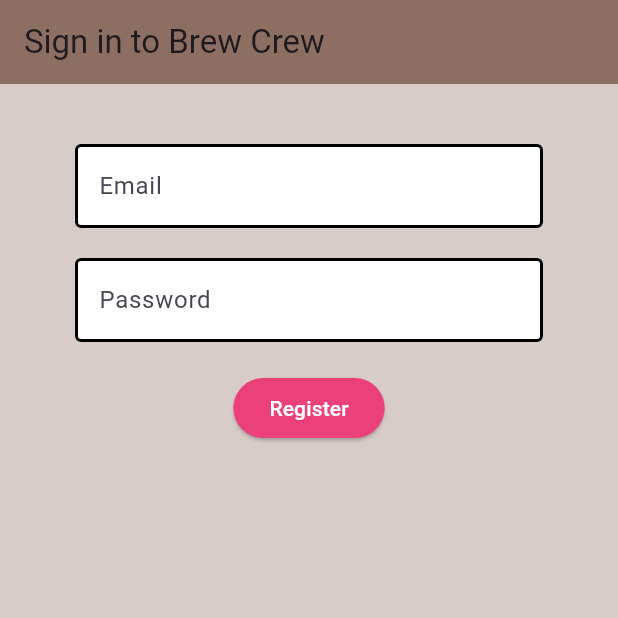
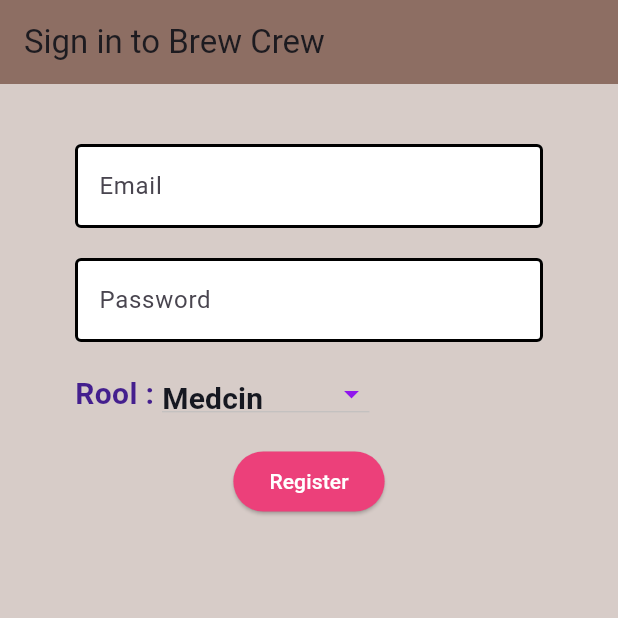
Before and after one commit to AhmedAyoub15/firebase, a Flutter app: the screen it shows after launch, on a phone screen of 412 x 824 dp, the top half of it. Run offline on Flutter 3.47's test engine with Material 3 defaults, Android fonts, the phone set to English and light mode, and no system bars; our stand-ins replace cloud_firestore, firebase_auth, firebase_core, flutter_spinkit; accounts and stored records are empty.

Commit message:
i added the drop down button for the rool field

```diff
--- a/lib/screens/authenticate/register.dart
+++ b/lib/screens/authenticate/register.dart
@@ -18,6 +18,10 @@ class _RegisterState extends State<Register> {
   String email = '';
   String password = '';
   bool loading = false;
+// for the rool dropbutthon
+  List<String> Rools = <String>['Admin', 'Medcin', 'ParaMedical', 'Patient'];
+  String _currentItemSelected = "Medcin";
+  String rool = '';
 
   @override
   Widget build(BuildContext context) {
@@ -70,6 +74,44 @@ class _RegisterState extends State<Register> {
                       },
                     ),
                     SizedBox(height: 20.0),
+                    Row(children: <Widget>[
+                      Text(
+                        "Rool : ",
+                        style: TextStyle(
+                          fontSize: 20,
+                          fontWeight: FontWeight.bold,
+                          color: Color.fromARGB(255, 68, 31, 142),
+                        ),
+                      ),
+                      DropdownButton<String>(
+                        dropdownColor: const Color.fromARGB(255, 81, 131, 206),
+                        isDense: true,
+                        isExpanded: false,
+                        iconEnabledColor: Color.fromARGB(255, 144, 22, 237),
+                        focusColor: Color.fromARGB(255, 26, 30, 64),
+                        items: Rools.map((String dropDownStringItem) {
+                          return DropdownMenuItem<String>(
+                            value: dropDownStringItem,
+                            child: Text(
+                              dropDownStringItem,
+                              style: TextStyle(
+                                color: Color.fromARGB(255, 22, 24, 33),
+                                fontWeight: FontWeight.bold,
+                                fontSize: 20,
+                              ),
+                            ),
+                          );
+                        }).toList(),
+                        onChanged: (newValueSelected) {
+                          setState(() {
+                            _currentItemSelected = newValueSelected!;
+                            rool = newValueSelected;
+                          });
+                        },
+                        value: _currentItemSelected,
+                      ),
+                    ]),
+                    SizedBox(height: 20.0),
                     ElevatedButton(
                         // color: Colors.pink[400],
                         style: ElevatedButton.styleFrom(
```
